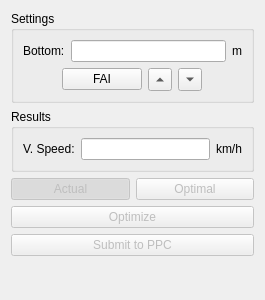
Qt form src/speedform.ui (flysight/flysight-viewer-qt) before a commit.
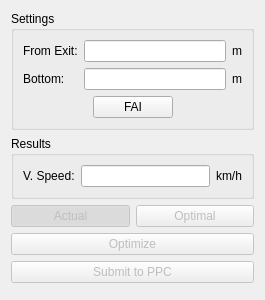
The same form after that commit.

What changed in the file:
```diff
--- a/src/speedform.ui
+++ b/src/speedform.ui
@@ -22,17 +22,34 @@
      <layout class="QVBoxLayout" name="verticalLayout">
       <item>
        <layout class="QGridLayout" name="gridLayout">
-        <item row="0" column="1">
-         <widget class="QLineEdit" name="bottomEdit"/>
-        </item>
         <item row="0" column="0">
+         <widget class="QLabel" name="label_4">
+          <property name="text">
+           <string>From Exit:</string>
+          </property>
+         </widget>
+        </item>
+        <item row="0" column="1">
+         <widget class="QLineEdit" name="fromExitEdit"/>
+        </item>
+        <item row="0" column="2">
+         <widget class="QLabel" name="bottomUnits_2">
+          <property name="text">
+           <string>m</string>
+          </property>
+         </widget>
+        </item>
+        <item row="1" column="0">
          <widget class="QLabel" name="label_2">
           <property name="text">
            <string>Bottom:</string>
           </property>
          </widget>
         </item>
-        <item row="0" column="2">
+        <item row="1" column="1">
+         <widget class="QLineEdit" name="bottomEdit"/>
+        </item>
+        <item row="1" column="2">
          <widget class="QLabel" name="bottomUnits">
           <property name="text">
            <string>m</string>
@@ -63,26 +80,6 @@
           </property>
          </widget>
         </item>
-        <item>
-         <widget class="QToolButton" name="upButton">
-          <property name="text">
-           <string>...</string>
-          </property>
-          <property name="arrowType">
-           <enum>Qt::UpArrow</enum>
-          </property>
-         </widget>
-        </item>
-        <item>
-         <widget class="QToolButton" name="downButton">
-          <property name="text">
-           <string>...</string>
-          </property>
-          <property name="arrowType">
-           <enum>Qt::DownArrow</enum>
-          </property>
-         </widget>
-        </item>
         <item>
          <spacer name="horizontalSpacer_2">
           <property name="orientation">
```
